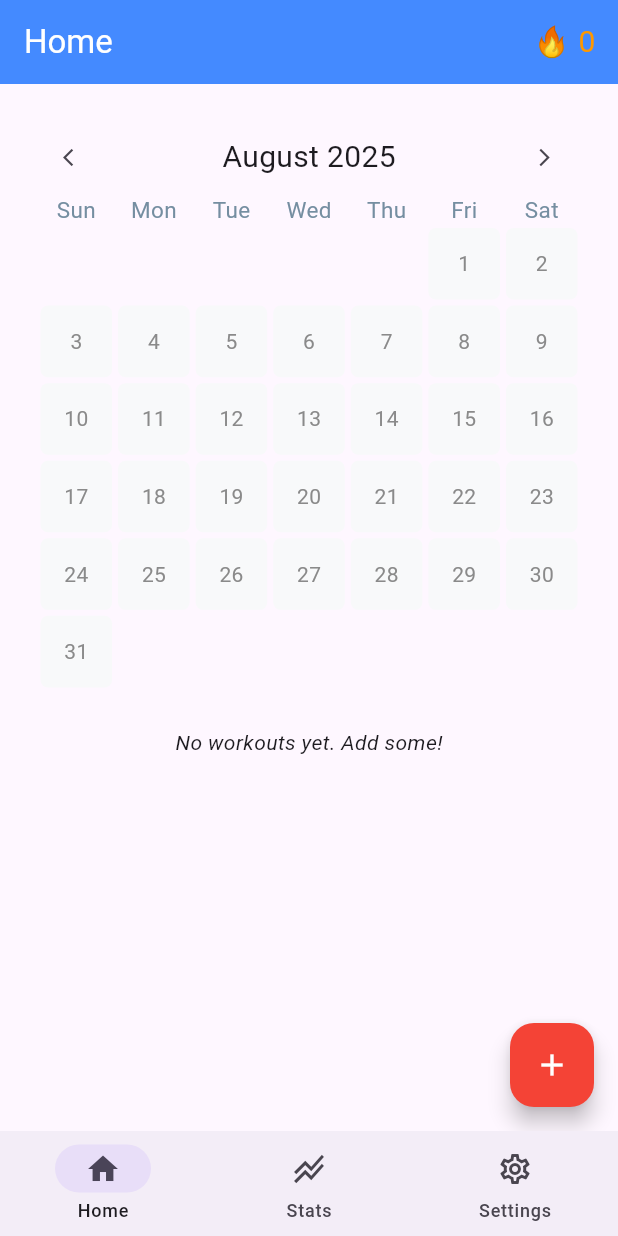
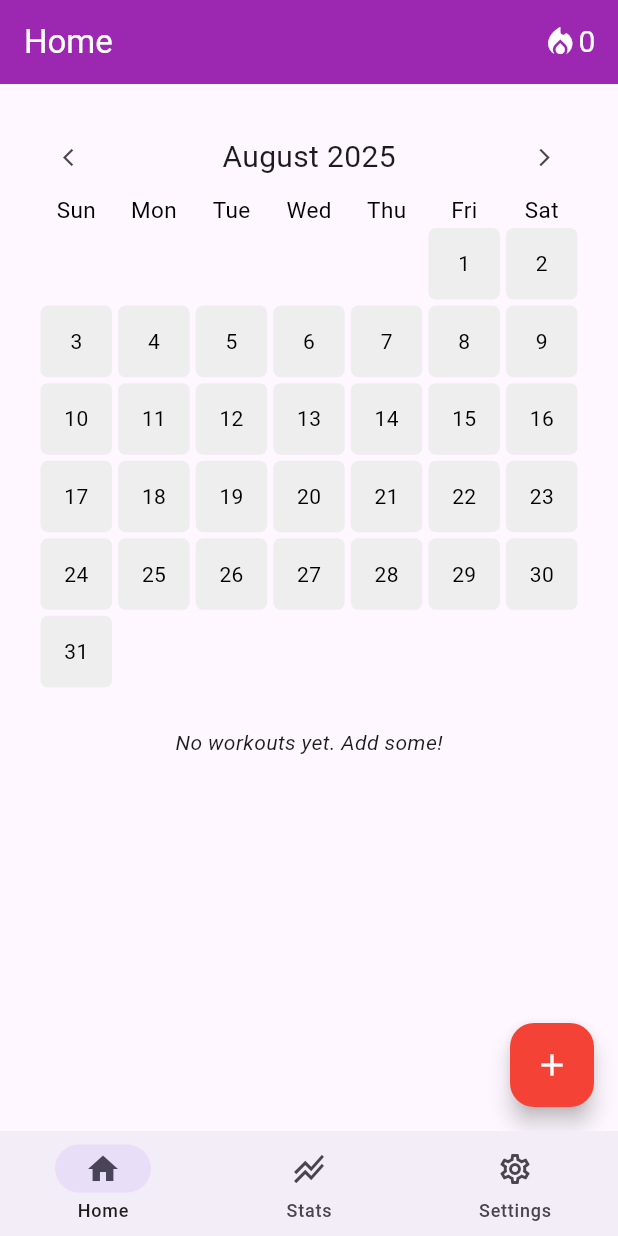
Before and after one commit to AnnambhotlaK/workout_tracker_app, a Flutter app: the screen it shows once a user with an empty profile is signed in, on a phone screen of 412 x 824 dp. Run offline on Flutter 3.47's test engine with Material 3 defaults, Android fonts, the phone set to English and light mode, and no system bars; our stand-ins replace cloud_firestore, firebase_auth, firebase_core, fl_chart, flutter_heatmap_calendar, flutter_settings_screens and 2 more; missing offline and left inert: week_number; accounts and stored records are empty; generated files the repository leaves out were written again.

Commit message:
Started fixing up UI/UX
Improved colors and theme.dart, still want to implement more of Theme provider instead of hardcoding colors. Should take 1-2 more days before it looks quite good, then will probably implement testing, CI/CD, dev/prod in firebase

```diff
--- a/lib/components/exercise_selector.dart
+++ b/lib/components/exercise_selector.dart
@@ -143,11 +143,11 @@ class _ExerciseSelectorState extends State<ExerciseSelector> {
                     // Close popup
                     Expanded(
                       child: Container(
-                        padding: EdgeInsets.only(left: 5),
+                        padding: const EdgeInsets.only(left: 5),
                         height: 100,
                         child: ElevatedButton(
                           style: ElevatedButton.styleFrom(
-                            backgroundColor: Colors.red[400],
+                            backgroundColor: Colors.red.shade400,
                           ),
                           onPressed: () => Navigator.of(context).pop(),
                           child: const Text('Cancel'),
--- a/lib/components/exercise_tile.dart
+++ b/lib/components/exercise_tile.dart
@@ -158,6 +158,7 @@ class ExerciseTile extends StatelessWidget {
                 child: TextButton.icon(
                   style: TextButton.styleFrom(
                     backgroundColor: Theme.of(context).primaryColor,
+                    textStyle: const TextStyle(color: Colors.white),
                   ),
                   icon: Icon(Icons.add, size: 16),
                   label: Text("Add Set"),
--- a/lib/components/heat_map.dart
+++ b/lib/components/heat_map.dart
@@ -1,24 +1,30 @@
 import 'package:flutter/material.dart';
 import 'package:flutter_heatmap_calendar/flutter_heatmap_calendar.dart';
 import 'package:main/data_providers/session_data_provider.dart';
+import 'package:main/theme/theme_provider.dart';
 import 'package:provider/provider.dart';
 
 class MyHeatMap extends StatelessWidget {
-
   const MyHeatMap({
     super.key,
   });
 
   @override
   Widget build(BuildContext context) {
-    final sessionDataProvider = Provider.of<SessionDataProvider>(context, listen: false);
+    final sessionDataProvider =
+        Provider.of<SessionDataProvider>(context, listen: false);
+    final themeDataProvider =
+        Provider.of<ThemeProvider>(context, listen: false);
 
-    final Map<DateTime, int>? datasetsForHeatMap = sessionDataProvider.heatMapDataset;
-    final DateTime startDateForHeatMap = sessionDataProvider.getStartDateForHeatMap();
+    final Map<DateTime, int>? datasetsForHeatMap =
+        sessionDataProvider.heatMapDataset;
+    final DateTime startDateForHeatMap =
+        sessionDataProvider.getStartDateForHeatMap();
 
     // DEBUG: Print what MyHeatMap is receiving
     print("MyHeatMap build(): StartDate: $startDateForHeatMap");
-    print("MyHeatMap build(): Datasets received by widget: $datasetsForHeatMap");
+    print(
+        "MyHeatMap build(): Datasets received by widget: $datasetsForHeatMap");
     if (datasetsForHeatMap != null && datasetsForHeatMap.isNotEmpty) {
       datasetsForHeatMap.forEach((date, value) {
         print("  Dataset entry for HeatMap: Date: $date, Value: $value");
@@ -26,7 +32,6 @@ class MyHeatMap extends StatelessWidget {
     } else {
       print("MyHeatMap build(): Datasets are null or empty.");
     }
-
 
     return Container(
       padding: const EdgeInsets.all(25),
@@ -42,6 +47,15 @@ class MyHeatMap extends StatelessWidget {
         colorsets: {
           1: Colors.green,
         },
+        defaultColor: themeDataProvider.themeMode == ThemeMode.dark
+            ? Colors.grey.shade800
+            : Colors.grey.shade200,
+        textColor: themeDataProvider.themeMode == ThemeMode.dark
+            ? Colors.white
+            : Colors.black,
+        weekTextColor: themeDataProvider.themeMode == ThemeMode.dark
+            ? Colors.white
+            : Colors.black,
         onClick: (date) {
           Provider.of<SessionDataProvider>(context, listen: false)
               .showActivityOnDay(context, date);
--- a/lib/components/set_tile.dart
+++ b/lib/components/set_tile.dart
@@ -88,7 +88,6 @@ class _SetTileState extends State<SetTile> {
       leading: Checkbox(
         value: widget.isCompleted,
         onChanged: widget.onCheckboxChanged,
-        //activeColor: Theme.of(context).primaryColor,
       ),
       title: Padding(
         padding: EdgeInsetsGeometry.only(bottom: 5),
--- a/lib/pages/home_page.dart
+++ b/lib/pages/home_page.dart
@@ -174,13 +174,12 @@ class _HomePageState extends State<HomePage> {
         return Scaffold(
           appBar: AppBar(
             title: const Text('Home'),
-            backgroundColor: Colors.blueAccent,
-            foregroundColor: Colors.white,
             actions: <Widget>[
               //TODO: Get a good fire icon for streak
+              const Icon(Icons.local_fire_department_sharp, color: Colors.white),
               Text(
-                '🔥 ${sessionProvider.getCurrentStreak()}',
-                style: const TextStyle(color: Colors.orange, fontSize: 20),
+                '${sessionProvider.getCurrentStreak()}',
+                style: const TextStyle(color: Colors.white, fontSize: 20),
               ),
               const Padding(padding: EdgeInsets.only(right: 15)),
             ],
--- a/lib/pages/settings_page.dart
+++ b/lib/pages/settings_page.dart
@@ -81,6 +81,7 @@ class _SettingsPageState extends State<SettingsPage> {
       onChange: (bool isDarkModeOn) {
         themeProvider.toggleTheme(isDarkModeOn);
       },
+      activeColor: Colors.grey.shade800,
     );
   }
 
--- a/lib/pages/stats_page.dart
+++ b/lib/pages/stats_page.dart
@@ -53,8 +53,6 @@ class _StatsPageState extends State<StatsPage> {
         return Scaffold(
           appBar: AppBar(
             title: const Text('Statistics'),
-            backgroundColor: Colors.blueAccent,
-            foregroundColor: Colors.white,
           ),
           body: ListView(children: [
 
--- a/lib/theme/theme.dart
+++ b/lib/theme/theme.dart
@@ -3,10 +3,18 @@ import 'package:flutter/material.dart';
 
 ThemeData lightMode = ThemeData(
   brightness: Brightness.light,
-  primarySwatch: Colors.blue,
+  primaryColor: Colors.purple,
+  appBarTheme: const AppBarTheme(
+    backgroundColor: Colors.purple,
+    foregroundColor: Colors.white,
+  ),
 );
 
 ThemeData darkMode = ThemeData(
   brightness: Brightness.dark,
-  primarySwatch: Colors.blue,
+  primaryColor: Colors.purple,
+  appBarTheme: const AppBarTheme(
+    backgroundColor: Colors.purple,
+    foregroundColor: Colors.white,
+  ),
 );
```
Also changed, not shown: lib/pages/workout_page.dart (+8 -5 lines).
